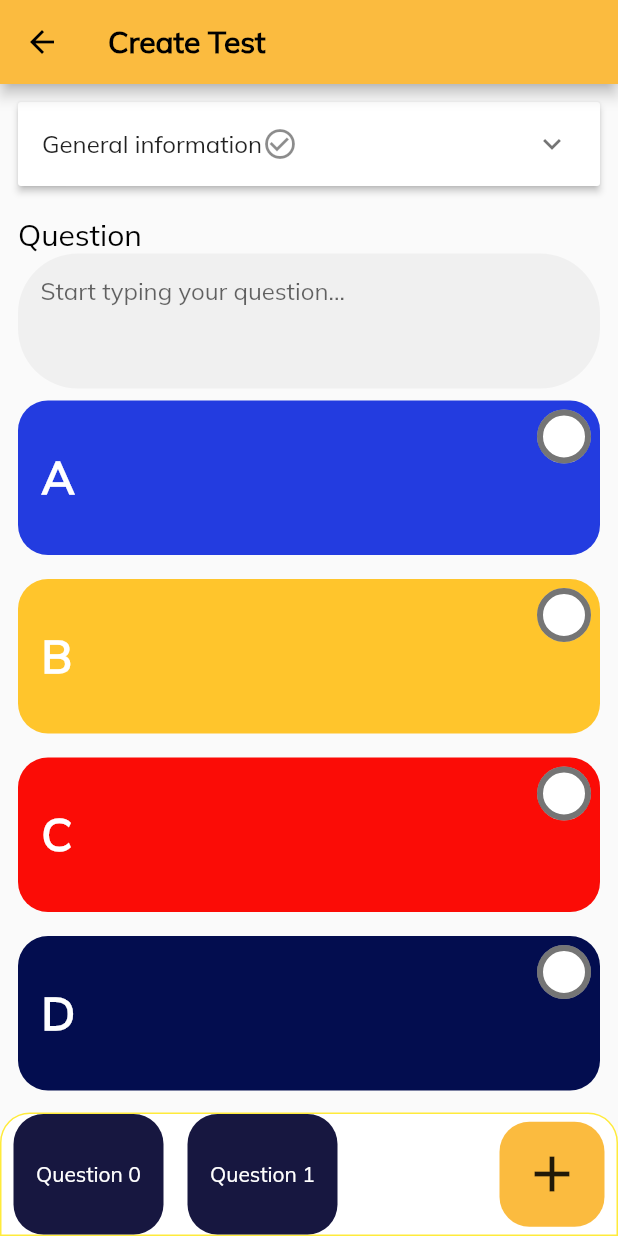
After one commit to Arquitectura-De-Software-Emergentes/Mobile, a Flutter app: the CreateTestScreen screen opened directly, on a phone screen of 412 x 824 dp. The commit adds this screen. Run offline on Flutter 3.47's test engine with Material 2 defaults, Android fonts, the phone set to English and light mode, and no system bars; our stand-ins replace equatable, flutter_bloc, formz, get_it, line_awesome_flutter.

Commit message:
feat(assessment): :sparkles: added create test screen

```diff
--- /dev/null
+++ b/lib/assessment/presentation/crete_test_screen/create_test_screen.dart
@@ -0,0 +1,29 @@
+import 'package:flutter/material.dart';
+import 'package:flutter_bloc/flutter_bloc.dart';
+import 'package:teacher_finder/offers/presentation/my_offers_list/bloc/my_offers_list_bloc.dart';
+
+import '../../../common/widgets/custom_app_bar.dart';
+import 'widgets/create_test_form.dart';
+import 'widgets/questions_list.dart';
+
+class CreateTestScreen extends StatelessWidget {
+  const CreateTestScreen({super.key});
+
+  @override
+  Widget build(BuildContext context) {
+    //TODO: change bloc
+    return BlocProvider(
+      create: (context) => MyOffersListBloc(),
+      child: const Scaffold(
+        appBar: CustomAppBar(
+          title: 'Create Test',
+        ),
+        body: Padding(
+          padding: EdgeInsets.all(12.0),
+          child: CreateTestForm(),
+        ),
+        bottomNavigationBar: QuestionsList(),
+      ),
+    );
+  }
+}
--- /dev/null
+++ b/lib/assessment/presentation/crete_test_screen/widgets/alternatives_list.dart
@@ -0,0 +1,89 @@
+import 'package:flutter/material.dart';
+
+class AlternativesList extends StatelessWidget {
+  AlternativesList({
+    super.key,
+  });
+
+  final List<Color> colors = [
+    const Color.fromARGB(255, 35, 60, 224),
+    const Color(0xFFffc52c),
+    const Color(0xFFfb0c06),
+    const Color(0xFF030d4f),
+    const Color.fromARGB(255, 201, 37, 160),
+  ];
+  final List<String> keys = ['A', 'B', 'C', 'D', 'E'];
+
+  @override
+  Widget build(BuildContext context) {
+    return Expanded(
+      child: ListView.builder(
+        itemCount: 5,
+        itemBuilder: (_, index) {
+          return Padding(
+            padding: const EdgeInsets.symmetric(vertical: 8.0),
+            child: Container(
+              decoration: BoxDecoration(
+                borderRadius: BorderRadius.circular(20),
+                color: colors[index],
+              ),
+              height: MediaQuery.of(context).size.height / 8,
+              child: Row(
+                crossAxisAlignment: CrossAxisAlignment.center,
+                children: [
+                  Text(
+                    '  ${keys[index]}',
+                    style: const TextStyle(
+                        color: Colors.white,
+                        fontWeight: FontWeight.bold,
+                        fontSize: 30),
+                  ),
+                  Expanded(
+                    child: Center(
+                      child: TextFormField(
+                        style: const TextStyle(
+                          color: Colors.white,
+                          fontSize: 20,
+                        ),
+                        maxLines: 5,
+                        decoration: const InputDecoration(
+                          fillColor: Colors.red,
+                          labelStyle: TextStyle(color: Colors.white),
+                          border: OutlineInputBorder(
+                            borderSide: BorderSide.none,
+                          ),
+                        ),
+                      ),
+                    ),
+                  ),
+                  Align(
+                    alignment: Alignment.topRight,
+                    child: Transform.scale(
+                      scale: 2,
+                      child: Checkbox(
+                        fillColor: MaterialStateColor.resolveWith((states) {
+                          if (states.contains(MaterialState.disabled)) {
+                            return Colors.white;
+                          }
+                          if (states.contains(MaterialState.selected)) {
+                            return Colors.green;
+                          }
+                          return Colors.white;
+                        }),
+                        activeColor: Colors.green,
+                        shape: RoundedRectangleBorder(
+                            borderRadius: BorderRadius.circular(18.0)),
+                        value: false,
+                        onChanged: (value) {},
+                      ),
+                    ),
+                  ),
+                ],
+              ),
+            ),
+          );
+        },
+      ),
+    );
+  }
+}
--- /dev/null
+++ b/lib/assessment/presentation/crete_test_screen/widgets/create_test_form.dart
@@ -0,0 +1,29 @@
+import 'package:flutter/material.dart';
+
+import '../../../../common/widgets/text_input.dart';
+import 'alternatives_list.dart';
+import 'general_information_panel.dart';
+
+class CreateTestForm extends StatelessWidget {
+  const CreateTestForm({
+    super.key,
+  });
+
+  @override
+  Widget build(BuildContext context) {
+    return Column(
+      children: [
+        const GeneralInformationPanel(),
+        const SizedBox(
+          height: 20,
+        ),
+        TextInput(
+          title: 'Question',
+          label: 'Start typing your question...',
+          maxLines: 3,
+        ),
+        AlternativesList(),
+      ],
+    );
+  }
+}
--- /dev/null
+++ b/lib/assessment/presentation/crete_test_screen/widgets/general_information_panel.dart
@@ -0,0 +1,60 @@
+import 'package:flutter/material.dart';
+
+import '../../../../common/widgets/text_input.dart';
+
+class GeneralInformationPanel extends StatefulWidget {
+  const GeneralInformationPanel({super.key});
+
+  @override
+  State<GeneralInformationPanel> createState() =>
+      _GeneralInformationPanelState();
+}
+
+class _GeneralInformationPanelState extends State<GeneralInformationPanel> {
+  bool isExpanded = false;
+
+  @override
+  Widget build(BuildContext context) {
+    return ExpansionPanelList(
+      expansionCallback: (int index, bool isExpanded) {
+        setState(() {
+          this.isExpanded = !isExpanded;
+        });
+      },
+      children: [
+        ExpansionPanel(
+          canTapOnHeader: true,
+          isExpanded: isExpanded,
+          headerBuilder: (BuildContext context, bool isExpanded) {
+            return const ListTile(
+              title: Row(
+                mainAxisAlignment: MainAxisAlignment.start,
+                children: [
+                  Text('General information'),
+                  Icon(Icons.check_circle_outline)
+                ],
+              ),
+            );
+          },
+          body: Padding(
+            padding: const EdgeInsets.symmetric(horizontal: 8.0),
+            child: Column(
+              children: [
+                TextInput(title: 'Title', label: 'Enter test title...'),
+                TextInput(
+                    title: 'Description', label: 'Enter test description...'),
+                OutlinedButton(
+                    onPressed: () {
+                      setState(() {
+                        isExpanded = false;
+                      });
+                    },
+                    child: const Text('ok'))
+              ],
+            ),
+          ),
+        ),
+      ],
+    );
+  }
+}
--- /dev/null
+++ b/lib/assessment/presentation/crete_test_screen/widgets/questions_list.dart
@@ -0,0 +1,65 @@
+import 'package:flutter/material.dart';
+
+import '../../../../common/styles/styles.dart';
+
+class QuestionsList extends StatelessWidget {
+  const QuestionsList({
+    super.key,
+  });
+
+  @override
+  Widget build(BuildContext context) {
+    return Container(
+      height: MediaQuery.of(context).size.height / 10,
+      decoration: BoxDecoration(
+        color: Colors.white,
+        border: Border.all(color: Colors.yellow),
+        borderRadius: const BorderRadius.vertical(
+          top: Radius.circular(20),
+        ),
+      ),
+      child: Row(
+        children: [
+          Expanded(
+            child: ListView.builder(
+              scrollDirection: Axis.horizontal,
+              itemCount: 2,
+              itemBuilder: (_, index) {
+                return Padding(
+                  padding: const EdgeInsets.symmetric(horizontal: 8.0),
+                  child: Container(
+                    width: 100,
+                    height: 100,
+                    decoration: BoxDecoration(
+                        color: Styles.secondaryColor,
+                        borderRadius: BorderRadius.circular(20)),
+                    child: Center(
+                      child: Text('Question $index',
+                          style: TextStyle(color: Colors.white)),
+                    ),
+                  ),
+                );
+              },
+            ),
+          ),
+          Padding(
+            padding: const EdgeInsets.symmetric(horizontal: 8.0),
+            child: Container(
+              width: 70,
+              height: 70,
+              decoration: BoxDecoration(
+                  color: Styles.primaryColor,
+                  borderRadius: BorderRadius.circular(20)),
+              child: const Center(
+                child: Icon(
+                  Icons.add,
+                  size: 40,
+                ),
+              ),
+            ),
+          )
+        ],
+      ),
+    );
+  }
+}
--- a/lib/offers/presentation/new_offer/widgets/text_input.dart
+++ b/lib/common/widgets/text_input.dart
@@ -1,6 +1,6 @@
 import 'package:flutter/material.dart';
 
-import '../../../../common/styles/styles.dart';
+import '../styles/styles.dart';
 
 class TextInput extends StatelessWidget {
   TextInput(
@@ -9,9 +9,11 @@ class TextInput extends StatelessWidget {
       required this.label,
       this.errorMessage,
       this.onChanged,
-      this.validator});
+      this.validator,
+      this.maxLines});
   final String title;
   final String label;
+  final int? maxLines;
   final String? errorMessage;
   final Function(String)? onChanged;
   final String? Function(String?)? validator;
@@ -31,6 +33,7 @@ class TextInput extends StatelessWidget {
               fontWeight: FontWeight.w400, fontSize: 20, color: Colors.black),
         ),
         TextFormField(
+          maxLines: maxLines,
           onChanged: onChanged,
           validator: validator,
           decoration: InputDecoration(
--- a/lib/offers/presentation/my_offers_list/widgets/my_offer_card.dart
+++ b/lib/offers/presentation/my_offers_list/widgets/my_offer_card.dart
@@ -76,9 +76,10 @@ class MyOfferCard extends StatelessWidget {
                         children: [
                           IconButton(
                               onPressed: () {},
-                              icon: const Icon(Icons.edit_note)),
+                              icon: const Icon(Icons.edit_note_outlined)),
                           IconButton(
-                              onPressed: () {}, icon: const Icon(Icons.delete)),
+                              onPressed: () {},
+                              icon: const Icon(Icons.delete_outline)),
                         ],
                       )
                     ],
--- a/lib/offers/presentation/my_offers_list/widgets/my_offer_detail_screen.dart
+++ b/lib/offers/presentation/my_offers_list/widgets/my_offer_detail_screen.dart
@@ -1,4 +1,5 @@
 import 'package:flutter/material.dart';
+import 'package:teacher_finder/assessment/presentation/crete_test_screen/create_test_screen.dart';
 
 import '../../../../common/styles/styles.dart';
 import '../../../domain/entities/offer.dart';
@@ -99,7 +100,12 @@ class MyOfferDetail extends StatelessWidget {
                 ),
                 FilledButton(
                   onPressed: () {
-                    modifyOffer(offer);
+                    Navigator.push(
+                      context,
+                      MaterialPageRoute(
+                        builder: (context) => CreateTestScreen(),
+                      ),
+                    );
                   },
                   style: FilledButton.styleFrom(
                     backgroundColor: Styles.secondaryColor,
--- a/lib/offers/presentation/new_offer/widgets/new_offer_form.dart
+++ b/lib/offers/presentation/new_offer/widgets/new_offer_form.dart
@@ -15,7 +15,7 @@ import '../../../domain/entities/salary.dart';
 import '../../my_offers_list/bloc/my_offers_list_bloc.dart';
 import '../bloc/new_offer_bloc.dart';
 import 'date_input.dart';
-import 'text_input.dart';
+import '../../../../common/widgets/text_input.dart';
 
 class NewOfferForm extends StatelessWidget {
   NewOfferForm({
```
